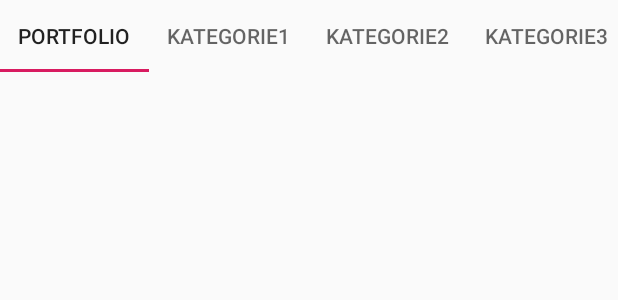
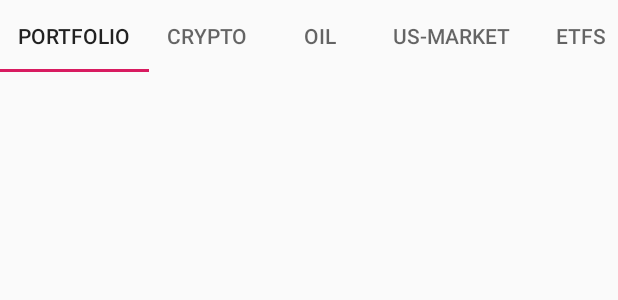
Before and after one commit to Eugen2586/SharesApp, an Android app: the layout fragment_aktien.xml on its own in the app's theme, with its tools: preview values and no code run, on a phone screen of 412 x 824 dp. Shown: the top 300 px of the screen. Run offline under Robolectric (Android 15) with nearby library versions, the phone set to English and light mode, and no system bars.

Commit message:
filled category-tabs with titles for stock categories

```diff
--- a/app/src/main/java/com/example/sharesapp/Model/Aktie.java
+++ b/app/src/main/java/com/example/sharesapp/Model/Aktie.java
@@ -16,4 +16,5 @@ public class Aktie{
     //ToDo Handelsstuff
 
 
+
 }
--- a/app/src/main/java/com/example/sharesapp/ui/aktien/AktienFragment.java
+++ b/app/src/main/java/com/example/sharesapp/ui/aktien/AktienFragment.java
@@ -4,12 +4,9 @@ import android.os.Bundle;
 import android.view.LayoutInflater;
 import android.view.View;
 import android.view.ViewGroup;
-import android.widget.TextView;
 
-import androidx.annotation.Nullable;
 import androidx.annotation.NonNull;
 import androidx.fragment.app.Fragment;
-import androidx.lifecycle.Observer;
 import androidx.lifecycle.ViewModelProviders;
 
 import com.example.sharesapp.R;
@@ -17,12 +14,14 @@ import com.example.sharesapp.R;
 public class AktienFragment extends Fragment {
 
     private AktienViewModel aktienViewModel;
+//    private String[] typeList = {"crypto", "oil", "us-market", "etfs", "bonds", "funding", "fx", "capital-raise"};
 
     public View onCreateView(@NonNull LayoutInflater inflater,
                              ViewGroup container, Bundle savedInstanceState) {
         aktienViewModel =
                 ViewModelProviders.of(this).get(AktienViewModel.class);
         View root = inflater.inflate(R.layout.fragment_aktien, container, false);
+
         return root;
     }
 }
--- a/app/src/main/java/com/example/sharesapp/ui/depot/DepotFragment.java
+++ b/app/src/main/java/com/example/sharesapp/ui/depot/DepotFragment.java
@@ -37,8 +37,8 @@ public class DepotFragment extends Fragment {
             }
         });
 
-        fragment_loader = root.findViewById(R.id.fragment_loader);
-        tabs = root.findViewById(R.id.tabs);
+        fragment_loader = root.findViewById(R.id.fragment_loader_linear_layout);
+        tabs = root.findViewById(R.id.depot_tab_layout);
         if (tabs == null) {
             System.out.println("NULL");
         }
--- a/app/src/main/res/layout/fragment_aktien.xml
+++ b/app/src/main/res/layout/fragment_aktien.xml
@@ -16,36 +16,46 @@
             android:layout_height="wrap_content"
             android:text="@string/portfolio" />
 
-        <!--TODO: löschen, wenn aktienkategorien dynamisch eingefügt werden-->
+        <!--TODO: dynamisch mit arraylist, wenn ineffizient-->
 
         <com.google.android.material.tabs.TabItem
             android:layout_width="wrap_content"
             android:layout_height="wrap_content"
-            android:text="Kategorie1" />
+            android:text="@string/crypto" />
 
         <com.google.android.material.tabs.TabItem
             android:layout_width="wrap_content"
             android:layout_height="wrap_content"
-            android:text="Kategorie2" />
+            android:text="@string/oil" />
 
         <com.google.android.material.tabs.TabItem
             android:layout_width="wrap_content"
             android:layout_height="wrap_content"
-            android:text="Kategorie3" />
+            android:text="@string/us_market" />
 
         <com.google.android.material.tabs.TabItem
             android:layout_width="wrap_content"
             android:layout_height="wrap_content"
-            android:text="Kategorie4" />
+            android:text="@string/etfs" />
 
         <com.google.android.material.tabs.TabItem
             android:layout_width="wrap_content"
             android:layout_height="wrap_content"
-            android:text="Kategorie5" />
+            android:text="@string/bonds" />
 
         <com.google.android.material.tabs.TabItem
             android:layout_width="wrap_content"
             android:layout_height="wrap_content"
-            android:text="Kategorie6" />
+            android:text="@string/funding" />
+
+        <com.google.android.material.tabs.TabItem
+            android:layout_width="wrap_content"
+            android:layout_height="wrap_content"
+            android:text="@string/fx" />
+
+        <com.google.android.material.tabs.TabItem
+            android:layout_width="wrap_content"
+            android:layout_height="wrap_content"
+            android:text="@string/capital_raise" />
     </com.google.android.material.tabs.TabLayout>
 </LinearLayout>
--- a/app/src/main/res/layout/fragment_depot.xml
+++ b/app/src/main/res/layout/fragment_depot.xml
@@ -26,7 +26,7 @@
         android:orientation="vertical">
 
         <com.google.android.material.tabs.TabLayout
-            android:id="@+id/tabs"
+            android:id="@+id/depot_tab_layout"
             android:layout_width="match_parent"
             android:layout_height="wrap_content">
 
@@ -45,7 +45,7 @@
         </com.google.android.material.tabs.TabLayout>
 
         <LinearLayout
-            android:id="@+id/fragment_loader"
+            android:id="@+id/fragment_loader_linear_layout"
             android:layout_width="match_parent"
             android:layout_height="match_parent"
             android:orientation="vertical" />
--- a/app/src/main/res/values/strings.xml
+++ b/app/src/main/res/values/strings.xml
@@ -22,4 +22,12 @@
     <string name="uebersicht">Übersicht</string>
     <string name="statistik">Statistik</string>
     <string name="portfolio">Portfolio</string>
+    <string name="crypto">crypto</string>
+    <string name="oil">oil</string>
+    <string name="us_market">us-market</string>
+    <string name="etfs">etfs</string>
+    <string name="capital_raise">capital-raise</string>
+    <string name="fx">fx</string>
+    <string name="funding">funding</string>
+    <string name="bonds">bonds</string>
 </resources>
--- a/build.gradle
+++ b/build.gradle
@@ -4,7 +4,6 @@ buildscript {
     repositories {
         google()
         jcenter()
-        'https://mvnrepository.com/artifact/pl.zankowski/iextrading4j'
     }
     dependencies {
         classpath 'com.android.tools.build:gradle:3.5.3'
```
